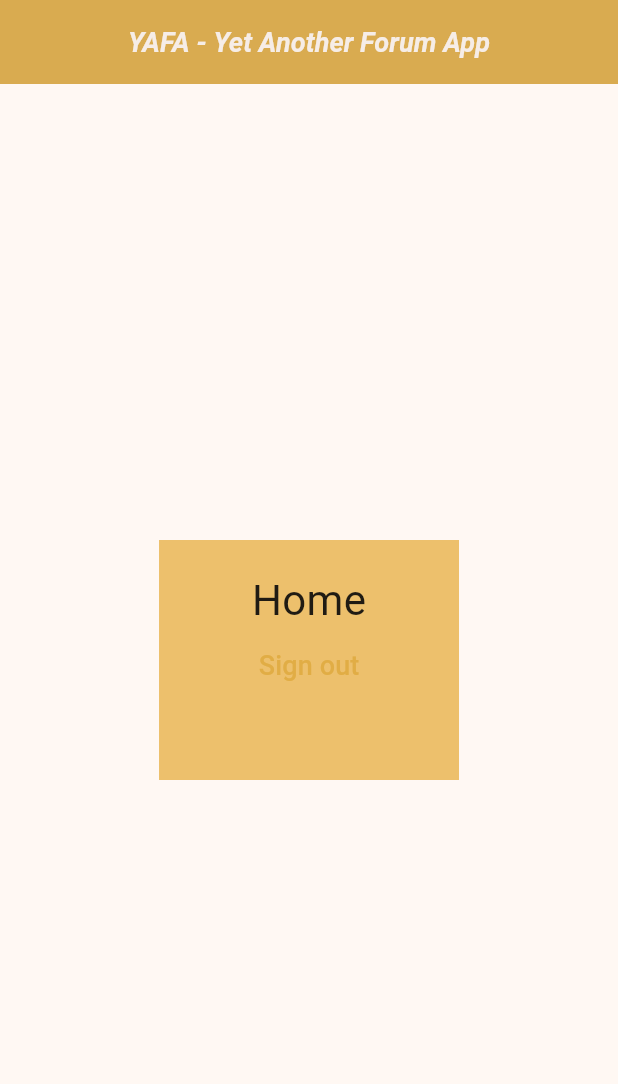
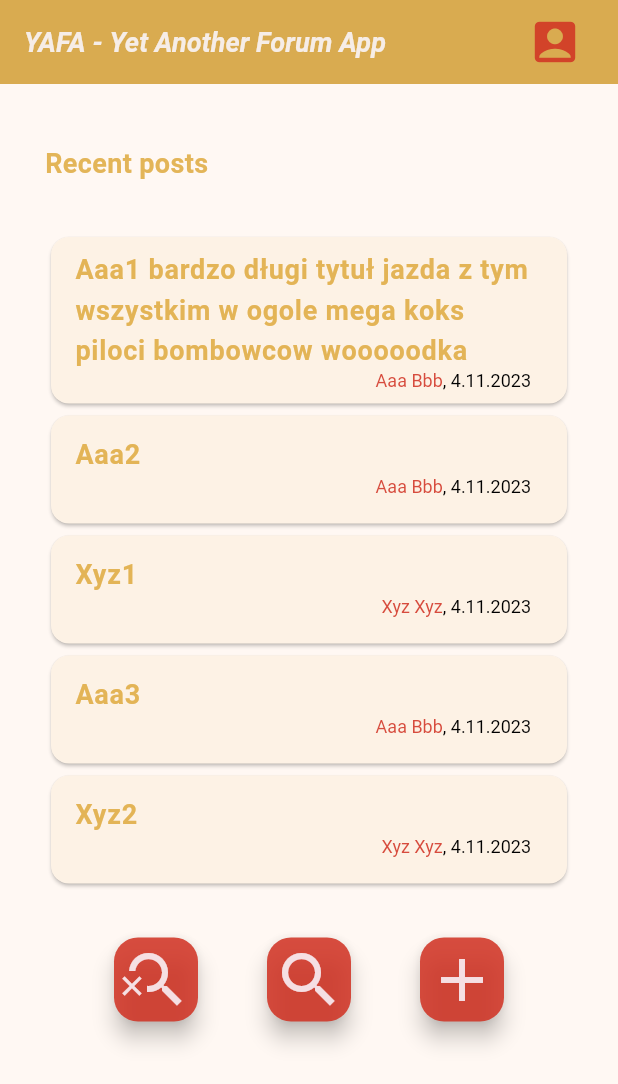
Before and after one commit to Przemo12121/YAFA, a Flutter app: the screen it shows once a user with an empty profile is signed in, on a phone screen of 412 x 824 dp. Shown: the top 1084 px of the screen. Run offline on Flutter 3.47's test engine with Material 2 defaults, Android fonts, the light colour scheme and no system bars; our stand-ins replace firebase_auth, firebase_core, flutter_signin_button, google_sign_in; accounts and stored records are empty; network calls fail.

Commit message:
finished list page

```diff
--- a/yafa/lib/layouts/main.dart
+++ b/yafa/lib/layouts/main.dart
@@ -1,21 +1,42 @@
+import 'package:firebase_auth/firebase_auth.dart';
 import 'package:flutter/material.dart';
+import 'package:yafa/firebase_utils.dart';
 import 'package:yafa/styles.dart';
 
 class MainLayout extends StatelessWidget {
-  const MainLayout({super.key, required this.title, required this.body});
+  const MainLayout({super.key, required this.title, required this.body, required this.user});
 
+  final User? user;
   final String title;
   final Widget body;
 
   @override
   Widget build(BuildContext context) {
+    Widget titleText = Text(title, style: TextStyle(color: white, fontWeight: FontWeight.bold, fontSize: 18, fontStyle: FontStyle.italic));
+
+    if (user != null) {
+      // var displayName = user!.displayName != null
+      //   ? user!.displayName!.split(" ")[0]
+      //   : user!.email!;
+
+      titleText = Row(
+        mainAxisAlignment: MainAxisAlignment.spaceBetween,
+        children: [
+          titleText,
+          IconButton(
+            icon: Icon(Icons.account_box_rounded, color: red),
+            iconSize: 36,
+            onPressed: () => signOut(),
+          ),
+        ]
+      );
+    }
+
     return Scaffold(
       appBar: AppBar(
         backgroundColor: Theme.of(context).colorScheme.primary,
         elevation: 5.0,
-        centerTitle: true,
-        title: Text(title, style: TextStyle(color: white, fontWeight: FontWeight.bold, fontSize: 18, fontStyle: FontStyle.italic)),
-      ),
+        title: titleText),
       body: body
     );
   }
--- a/yafa/lib/main.dart
+++ b/yafa/lib/main.dart
@@ -40,7 +40,7 @@ class YafaState extends State<Yafa> {
 
   @override
   Widget build(BuildContext context) {
-    var body = _user == null ? const LoginPage() : const HomePage();
+    var body = _user == null ? const LoginPage() : HomePage(user: _user!);
 
     return MaterialApp(
       title: 'YAFA',
@@ -52,6 +52,11 @@ class YafaState extends State<Yafa> {
           background: white,
         ),
         useMaterial3: true,
+        floatingActionButtonTheme: FloatingActionButtonThemeData(
+          backgroundColor: red,
+          foregroundColor: white,
+          iconSize: 48
+        ),
         elevatedButtonTheme: ElevatedButtonThemeData(
           style: ButtonStyle(
             backgroundColor: MaterialStateProperty.all(red),
@@ -60,11 +65,10 @@ class YafaState extends State<Yafa> {
             padding: MaterialStateProperty.all(const EdgeInsets.fromLTRB(16, 0, 16, 0)),
             elevation: MaterialStateProperty.all(3.0),
             shape: MaterialStateProperty.all(const RoundedRectangleBorder(borderRadius: BorderRadius.all(Radius.circular(20)))),
-
           )
         ),
       ),
-      home: MainLayout(title: 'YAFA - Yet Another Forum App', body: body),
+      home: MainLayout(title: 'YAFA - Yet Another Forum App', body: body, user: _user),
     );
   }
 }
--- /dev/null
+++ b/yafa/lib/models/AccountModel.dart
@@ -0,0 +1,9 @@
+class AccountModel {
+  const AccountModel({ required this.email, required this.displayName });
+
+  final String email;
+  final String? displayName;
+
+  String getDisplayInfo()
+    => displayName != null && displayName!.isNotEmpty ? displayName! : email;
+}
--- /dev/null
+++ b/yafa/lib/models/CommentModel.dart
@@ -0,0 +1,9 @@
+import 'package:yafa/models/AccountModel.dart';
+
+class CommentModel {
+  CommentModel({required this.author, required this.content, required this.subComments});
+
+  final String content;
+  final AccountModel author;
+  final List<CommentModel> subComments;
+}
--- /dev/null
+++ b/yafa/lib/models/PostModel.dart
@@ -0,0 +1,12 @@
+import 'package:yafa/models/AccountModel.dart';
+import 'package:yafa/models/CommentModel.dart';
+
+class PostModel {
+  PostModel({ required this.author, required this.title, required this.content, required this.comments, required this.addedAt });
+
+  final AccountModel author;
+  final String title;
+  final String content;
+  final List<CommentModel> comments;
+  final DateTime addedAt;
+}
--- a/yafa/lib/pages/home.dart
+++ b/yafa/lib/pages/home.dart
@@ -1,26 +1,115 @@
+import 'package:firebase_auth/firebase_auth.dart';
+import 'package:flutter/gestures.dart';
 import 'package:flutter/material.dart';
 import 'package:yafa/firebase_utils.dart';
+import 'package:yafa/models/AccountModel.dart';
+import 'package:yafa/models/PostModel.dart';
+import 'package:yafa/sources/postSource.dart';
+import 'package:yafa/styles.dart';
 
-class HomePage extends StatelessWidget {
-  const HomePage({super.key});
+class HomePage extends StatefulWidget {
+  const HomePage({super.key, required this.user});
+
+  final User user;
+
+  @override
+  State<StatefulWidget> createState() => HomePageState(user: user, search: null);
+}
+
+class HomePageState extends State<HomePage> {
+  HomePageState({required this.user, required this.search});
+
+  String? search;
+  final User user;
 
   @override
   Widget build(BuildContext context) {
-    return Center(
-      child: Container(
-      height: 160,
-      width: 200,
-      padding: const EdgeInsets.symmetric(vertical: 20, horizontal: 40),
-      color: Theme.of(context).colorScheme.inversePrimary,
-      child: Column(
+    List<PostModel> posts = getPosts(search);
+    var title = _pickTitle(search, user);
+
+    // TODO: add return button
+    return ListView(
+        padding: const EdgeInsetsDirectional.symmetric(vertical: 40, horizontal: 30),
+        scrollDirection: Axis.vertical,
         children: [
-          const Text("Home", style: TextStyle(fontSize: 28)),
-          TextButton(
-            child: const Text("Sign out", style: TextStyle(fontSize: 18)),
-            onPressed: () => signOut(),
+          Container(child: title, margin: const EdgeInsets.fromLTRB(0, 0, 0, 32)),
+          ..._mapPosts(posts),
+          Container(
+            margin: const EdgeInsets.fromLTRB(0, 32, 0, 0),
+            child: Row(
+              mainAxisAlignment: MainAxisAlignment.spaceEvenly,
+              children: [
+                FloatingActionButton(
+                  onPressed: () {
+                    setState(() {
+                      search = null;
+                    });
+                  },
+                  child: const Icon(Icons.search_off),
+                ),
+                FloatingActionButton(
+                  onPressed: () {
+                    // TODO: search by author email
+                    // setState(() {
+                    //   search = null;
+                    // });
+                  },
+                  child: const Icon(Icons.search),
+                ),
+                FloatingActionButton(
+                  onPressed: () {
+                    // TODO: add post
+                    // setState(() {
+                    //   search = null;
+                    // });
+                  },
+                  child: const Icon(Icons.add),
+                )
+              ]
+            )
           )
-        ]
-      ),
-    ));
+        ],
+      );
   }
+
+  Text _pickTitle(String? search, User user) {
+    if (search == null || search!.isEmpty) {
+      return Text("Recent posts", style: listTitleTextStyle);
+    }
+
+    if (search == user.email!) {
+      return Text("My posts", style: listTitleTextStyle);
+    }
+
+    return Text("Posts for: $search", style: listTitleTextStyle);
+  }
+
+  List<Widget> _mapPosts(List<PostModel> posts) =>
+    posts.asMap().entries
+      .map((e) => Card(
+        child: ListTile(
+          title: Text(e.value.title, style: postTitleTextStyle),
+          subtitle: RichText(
+            textAlign: TextAlign.end,
+            text: TextSpan(
+              style: const TextStyle(fontSize: 12, color: Colors.black),
+              children: [
+                TextSpan(
+                  text: e.value.author.getDisplayInfo(),
+                  style: TextStyle(color: red),
+                  recognizer: TapGestureRecognizer()
+                    ..onTap = () {
+                      setState(() {
+                        search = e.value.author.email;
+                      });
+                    }
+                ),
+                TextSpan(text: ", ${e.value.addedAt.day}.${e.value.addedAt.month}.${e.value.addedAt.year}"),
+              ]
+            ),
+          )
+          // onTap: () {} // TODO: navigate to post page
+        ),
+      ))
+      .toList();
 }
--- /dev/null
+++ b/yafa/lib/sources/postSource.dart
@@ -0,0 +1,16 @@
+import 'package:yafa/models/PostModel.dart';
+import 'package:yafa/models/AccountModel.dart';
+
+var _posts = <PostModel>[
+  PostModel(author: AccountModel(email: "aaa@bbb.ccc", displayName: "Aaa Bbb"), title: "Aaa1 bardzo długi tytuł jazda z tym wszystkim w ogole mega koks piloci bombowcow wooooodka", content: "Coś tam", comments: List.empty(), addedAt: DateTime.now()),
+  PostModel(author: AccountModel(email: "aaa@bbb.ccc", displayName: "Aaa Bbb"), title: "Aaa2", content: "Coś tam 2", comments: List.empty(), addedAt: DateTime.now()),
+  PostModel(author: AccountModel(email: "xyz@xyz.xyz", displayName: "Xyz Xyz"), title: "Xyz1", content: "Coś tam 3", comments: List.empty(), addedAt: DateTime.now()),
+  PostModel(author: AccountModel(email: "aaa@bbb.ccc", displayName: "Aaa Bbb"), title: "Aaa3", content: "Coś tam 4", comments: List.empty(), addedAt: DateTime.now()),
+  PostModel(author: AccountModel(email: "xyz@xyz.xyz", displayName: "Xyz Xyz"), title: "Xyz2", content: "Coś tam 5", comments: List.empty(), addedAt: DateTime.now()),
+];
+
+List<PostModel> getPosts(String? search) {
+  return search == null || search.isEmpty
+    ? _posts
+    : _posts.where((p) => p.author.email == search).toList();
+}
--- a/yafa/lib/styles.dart
+++ b/yafa/lib/styles.dart
@@ -10,7 +10,24 @@ var titleTextStyle = TextStyle(
   fontWeight: FontWeight.bold
 );
 
+var listTitleTextStyle = TextStyle(
+  color: orange,
+  fontSize: 18,
+  fontWeight: FontWeight.bold,
+);
+
+var postTitleTextStyle = TextStyle(
+  color: orange,
+  fontSize: 18,
+  fontWeight: FontWeight.bold
+);
+
 var buttonTextStyle = TextStyle(
   color: white,
   fontSize: 16
 );
+
+var subTextStyle = TextStyle(
+  color: red,
+  fontSize: 12
+);
```
Also changed, not shown: 1 other file.
